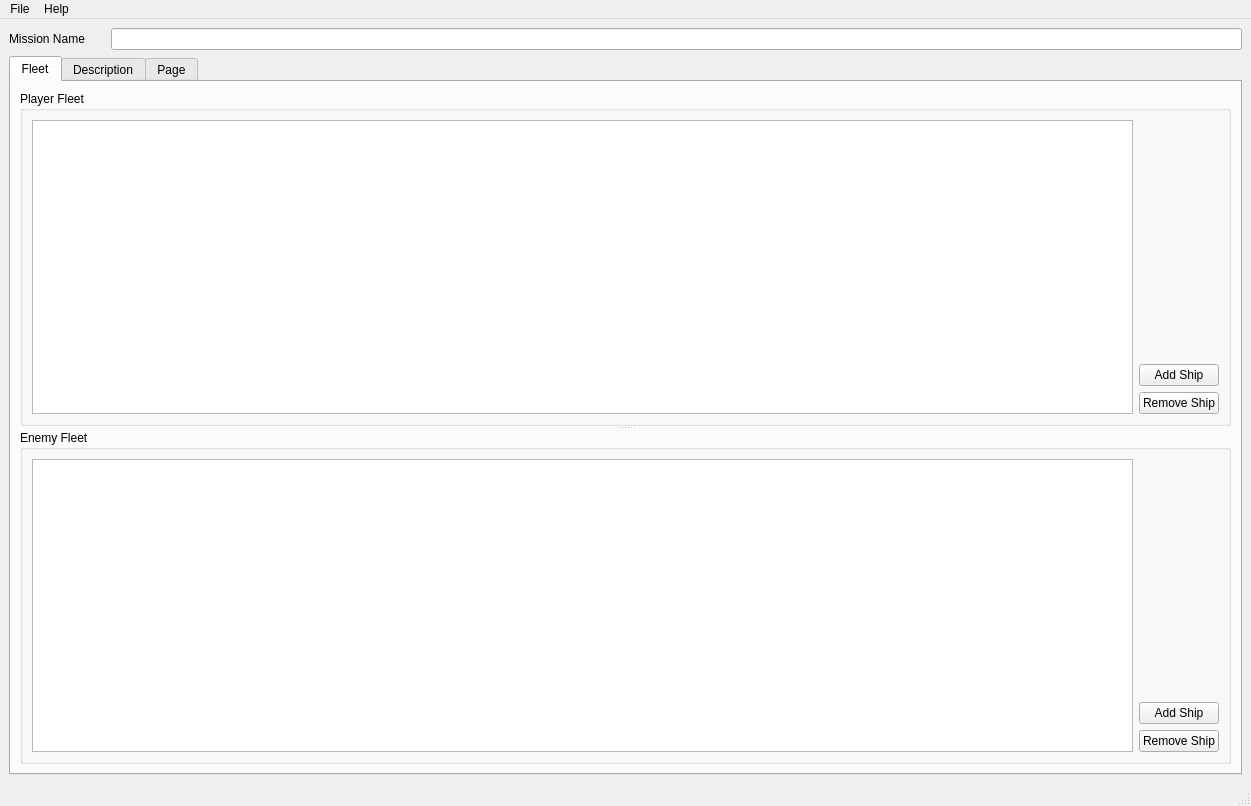
lja83/SFConfig, file mainWindow.ui: the form before one commit.
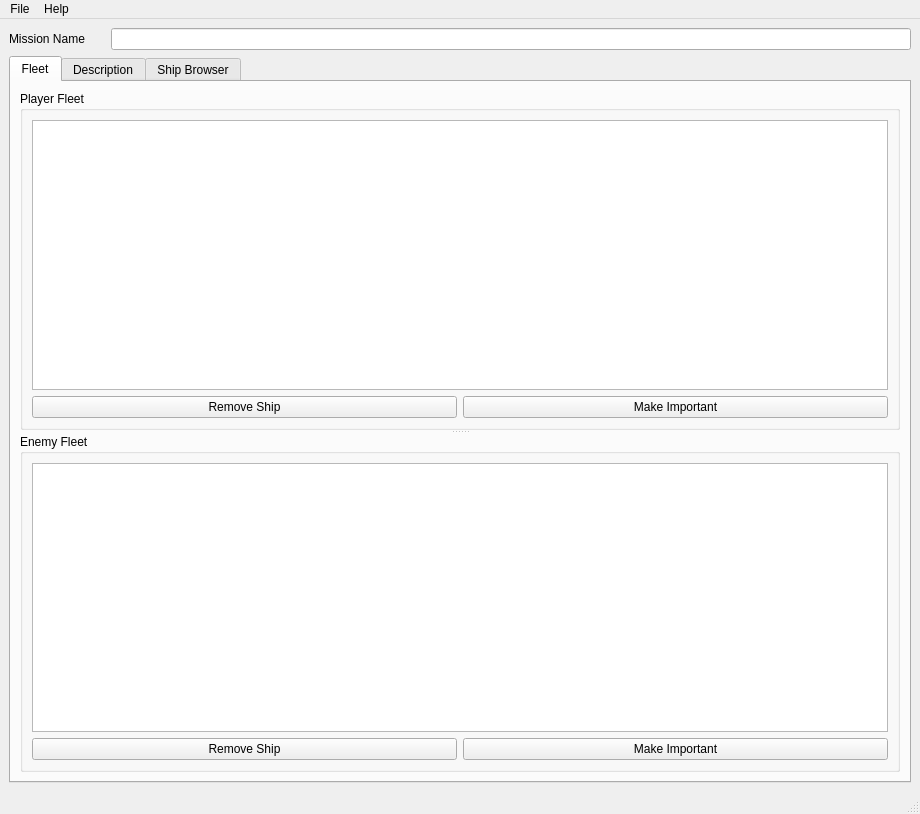
The form after the commit. The open tabs and pages were chosen to show the change.

Commit message: Added ship browser and ability to add ship to fleet.

The edit to the form file:
```diff
--- a/mainWindow.ui
+++ b/mainWindow.ui
@@ -6,8 +6,8 @@
    <rect>
     <x>0</x>
     <y>0</y>
-    <width>1251</width>
-    <height>806</height>
+    <width>920</width>
+    <height>814</height>
    </rect>
   </property>
   <property name="sizePolicy">
@@ -79,7 +79,7 @@
            <property name="title">
             <string>Player Fleet</string>
            </property>
-           <layout class="QHBoxLayout" name="horizontalLayout_2">
+           <layout class="QVBoxLayout" name="verticalLayout_3">
             <item>
              <widget class="QTableView" name="playerShips">
               <property name="iconSize">
@@ -109,27 +109,7 @@
              </widget>
             </item>
             <item>
-             <layout class="QVBoxLayout" name="verticalLayout_4">
-              <item>
-               <spacer name="verticalSpacer">
-                <property name="orientation">
-                 <enum>Qt::Vertical</enum>
-                </property>
-                <property name="sizeHint" stdset="0">
-                 <size>
-                  <width>20</width>
-                  <height>40</height>
-                 </size>
-                </property>
-               </spacer>
-              </item>
-              <item>
-               <widget class="QPushButton" name="addPlayerShipButton">
-                <property name="text">
-                 <string>Add Ship</string>
-                </property>
-               </widget>
-              </item>
+             <layout class="QHBoxLayout" name="horizontalLayout_2">
               <item>
                <widget class="QPushButton" name="removePlayerShipButton">
                 <property name="text">
@@ -137,6 +117,13 @@
                 </property>
                </widget>
               </item>
+              <item>
+               <widget class="QPushButton" name="makePlayerShipImportantButton">
+                <property name="text">
+                 <string>Make Important</string>
+                </property>
+               </widget>
+              </item>
              </layout>
             </item>
            </layout>
@@ -151,7 +138,7 @@
            <property name="title">
             <string>Enemy Fleet</string>
            </property>
-           <layout class="QHBoxLayout" name="horizontalLayout_3">
+           <layout class="QVBoxLayout" name="verticalLayout_4">
             <item>
              <widget class="QTableView" name="enemyShips">
               <property name="iconSize">
@@ -181,27 +168,7 @@
              </widget>
             </item>
             <item>
-             <layout class="QVBoxLayout" name="verticalLayout_5">
-              <item>
-               <spacer name="verticalSpacer_2">
-                <property name="orientation">
-                 <enum>Qt::Vertical</enum>
-                </property>
-                <property name="sizeHint" stdset="0">
-                 <size>
-                  <width>20</width>
-                  <height>40</height>
-                 </size>
-                </property>
-               </spacer>
-              </item>
-              <item>
-               <widget class="QPushButton" name="addEnemyShipButton">
-                <property name="text">
-                 <string>Add Ship</string>
-                </property>
-               </widget>
-              </item>
+             <layout class="QHBoxLayout" name="horizontalLayout_3">
               <item>
                <widget class="QPushButton" name="removeEnemyShipButton">
                 <property name="text">
@@ -209,6 +176,13 @@
                 </property>
                </widget>
               </item>
+              <item>
+               <widget class="QPushButton" name="makeEnemyShipImportantButton">
+                <property name="text">
+                 <string>Make Important</string>
+                </property>
+               </widget>
+              </item>
              </layout>
             </item>
            </layout>
@@ -253,8 +227,59 @@
       </widget>
       <widget class="QWidget" name="tab_2">
        <attribute name="title">
-        <string>Page</string>
+        <string>Ship Browser</string>
        </attribute>
+       <layout class="QVBoxLayout" name="verticalLayout_5">
+        <item>
+         <widget class="QTreeWidget" name="shipBrowserTree">
+          <property name="iconSize">
+           <size>
+            <width>250</width>
+            <height>250</height>
+           </size>
+          </property>
+          <property name="verticalScrollMode">
+           <enum>QAbstractItemView::ScrollPerPixel</enum>
+          </property>
+          <property name="sortingEnabled">
+           <bool>true</bool>
+          </property>
+          <column>
+           <property name="text">
+            <string>Ship</string>
+           </property>
+          </column>
+          <column>
+           <property name="text">
+            <string>Designation</string>
+           </property>
+          </column>
+          <column>
+           <property name="text">
+            <string>Value</string>
+           </property>
+          </column>
+         </widget>
+        </item>
+        <item>
+         <layout class="QHBoxLayout" name="horizontalLayout_7">
+          <item>
+           <widget class="QPushButton" name="addPlayerShipButton">
+            <property name="text">
+             <string>Add To Player Fleet</string>
+            </property>
+           </widget>
+          </item>
+          <item>
+           <widget class="QPushButton" name="addEnemyShipButton">
+            <property name="text">
+             <string>Add To Enemy Fleet</string>
+            </property>
+           </widget>
+          </item>
+         </layout>
+        </item>
+       </layout>
       </widget>
      </widget>
     </item>
@@ -265,8 +290,8 @@
     <rect>
      <x>0</x>
      <y>0</y>
-     <width>1251</width>
-     <height>26</height>
+     <width>920</width>
+     <height>21</height>
     </rect>
    </property>
    <widget class="QMenu" name="menuFile">
```
Left out of the diff: 7 changed lines with no effect on the pictures. The commit also changes 1 other file.
